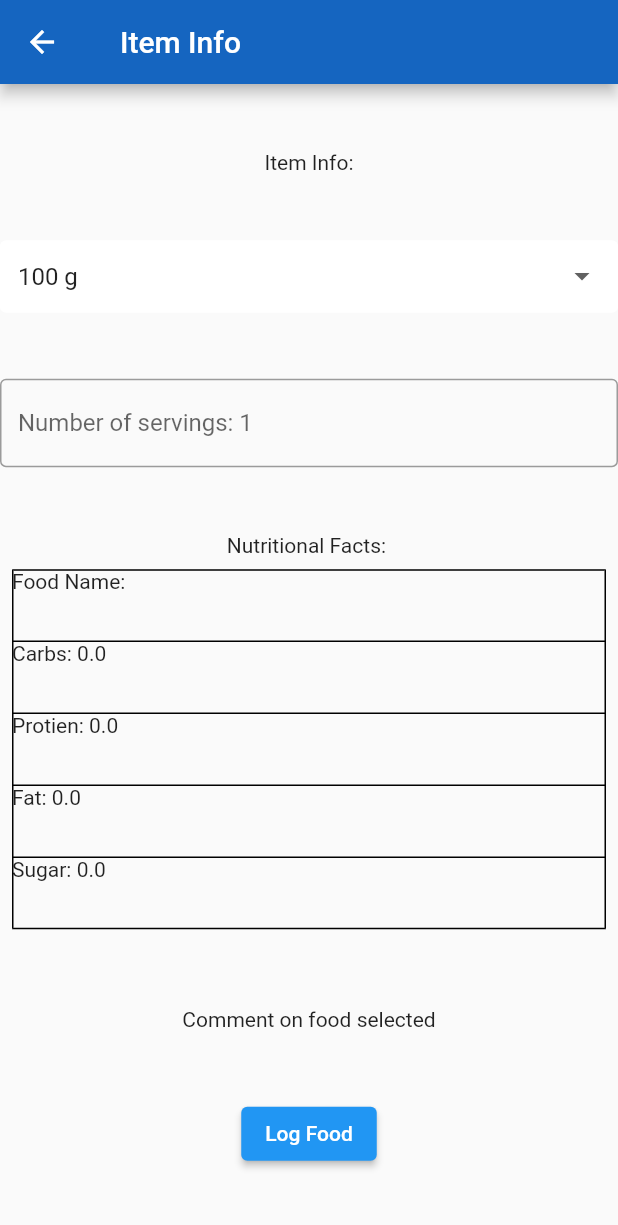
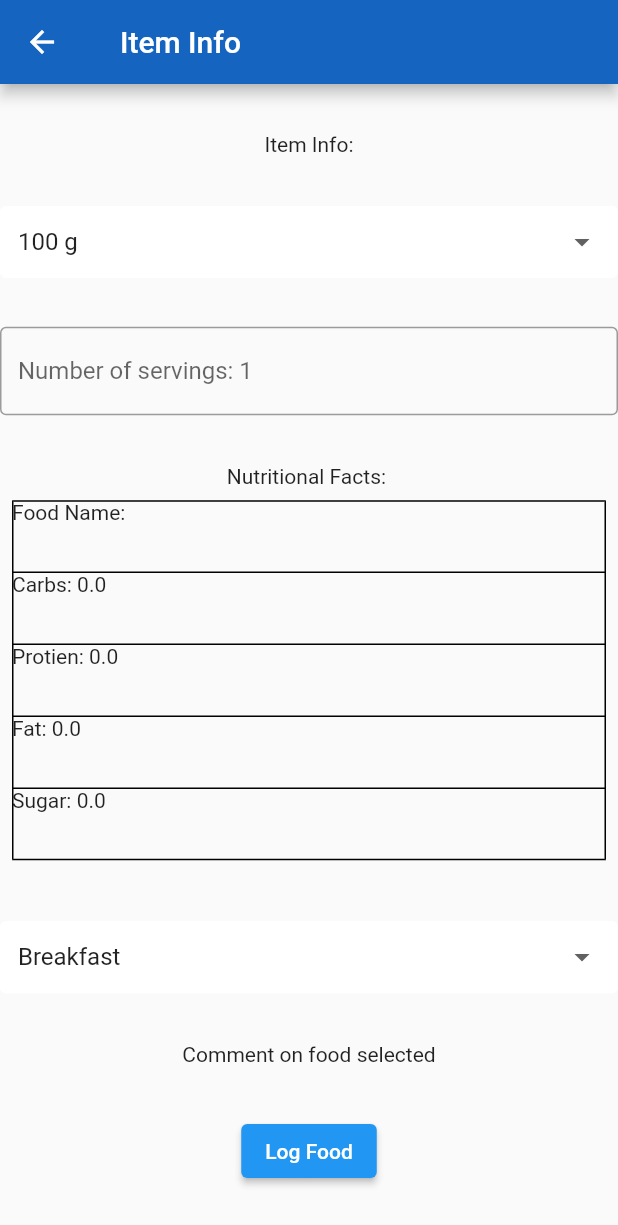
Before and after one commit to mhk51/EECE-502-Final-Year-Project, a Flutter app: the ItemInfoScreen screen opened directly with empty values, on a phone screen of 412 x 824 dp. Shown: the top 1225 px of the screen. Run offline on Flutter 3.47's test engine with Material 2 defaults, Android fonts, the phone set to English and light mode, and no system bars; our stand-ins replace cloud_firestore, firebase_auth, firebase_core, flutter_spinkit, image_picker, shimmer and 2 more; missing offline and left inert: flutter_barcode_scanner, tflite; accounts and stored records are empty.

Commit message:
iteminfopage option breafast lunch dinner

```diff
--- a/lib/screens/item_info_screen.dart
+++ b/lib/screens/item_info_screen.dart
@@ -14,6 +14,8 @@ class ItemInfoScreen extends StatefulWidget {
 
 class _ItemInfoScreenState extends State<ItemInfoScreen> {
   List<int> portions = [50, 100, 200, 300, 400, 500];
+  List<String> mealType = ["Breakfast", "Lunch", "Dinner", "Snack"];
+  String defaultMeal = "Breakfast";
   int defaultPortion = 100;
   int numberofServings = 1;
   final _auth = AuthService();
@@ -122,14 +124,32 @@ class _ItemInfoScreenState extends State<ItemInfoScreen> {
                 ),
               ],
             ),
+            DropdownButtonFormField<String>(
+              value: defaultMeal,
+              decoration: textInputDecoration,
+              items: mealType.map((sugar) {
+                return DropdownMenuItem(
+                  value: sugar,
+                  child: Text(sugar),
+                );
+              }).toList(),
+              onChanged: (val) => setState(() => defaultMeal = val!),
+            ),
             const Text("Comment on food selected"),
+            //
+
+            //
             ElevatedButton(
               onPressed: () async {
                 final uid = _auth.getUID();
                 // DailyLogsClass logsClass = DailyLogsClass();
                 // logsClass.breakfastList.add(food);
                 await FoodDatabaseService(uid: uid).updateUserDataCollection(
-                    food, numberofServings, defaultPortion);
+                    food,
+                    numberofServings,
+                    defaultPortion,
+                    defaultMeal,
+                    DateTime.now());
                 Navigator.pop(context);
               },
               child: const Text("Log Food"),
```
Also changed, not shown: pubspec.lock.
